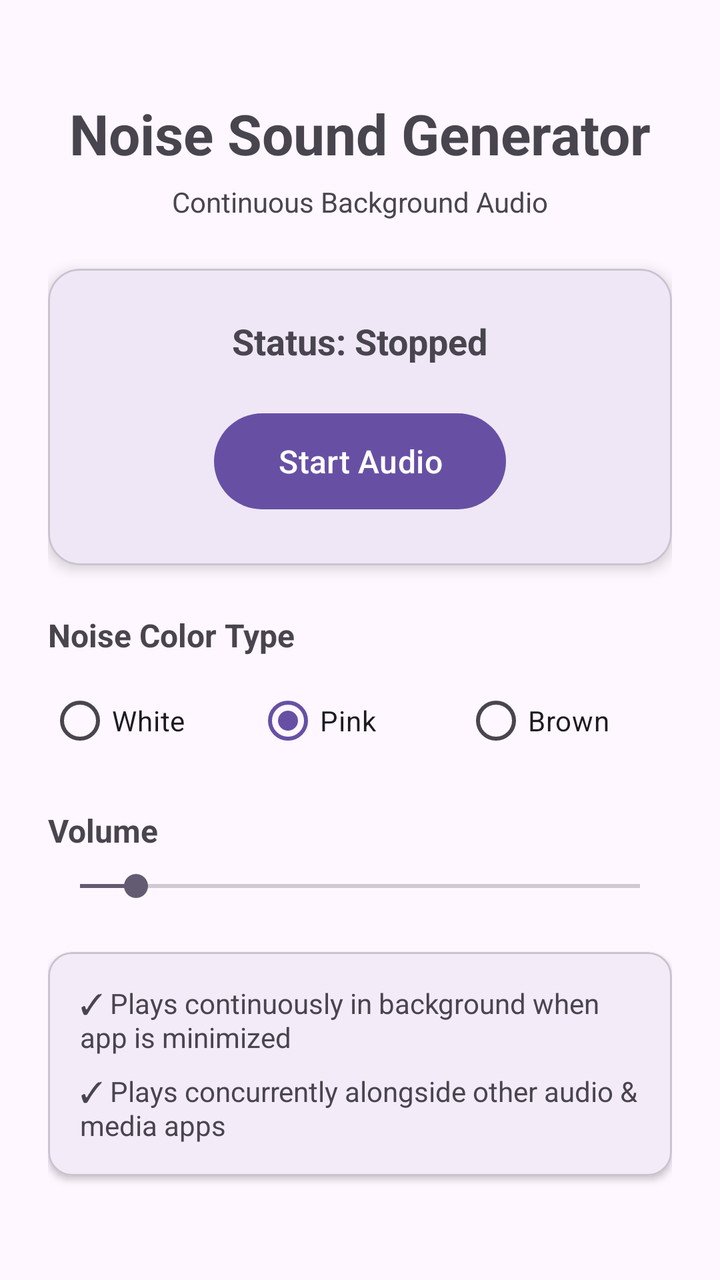
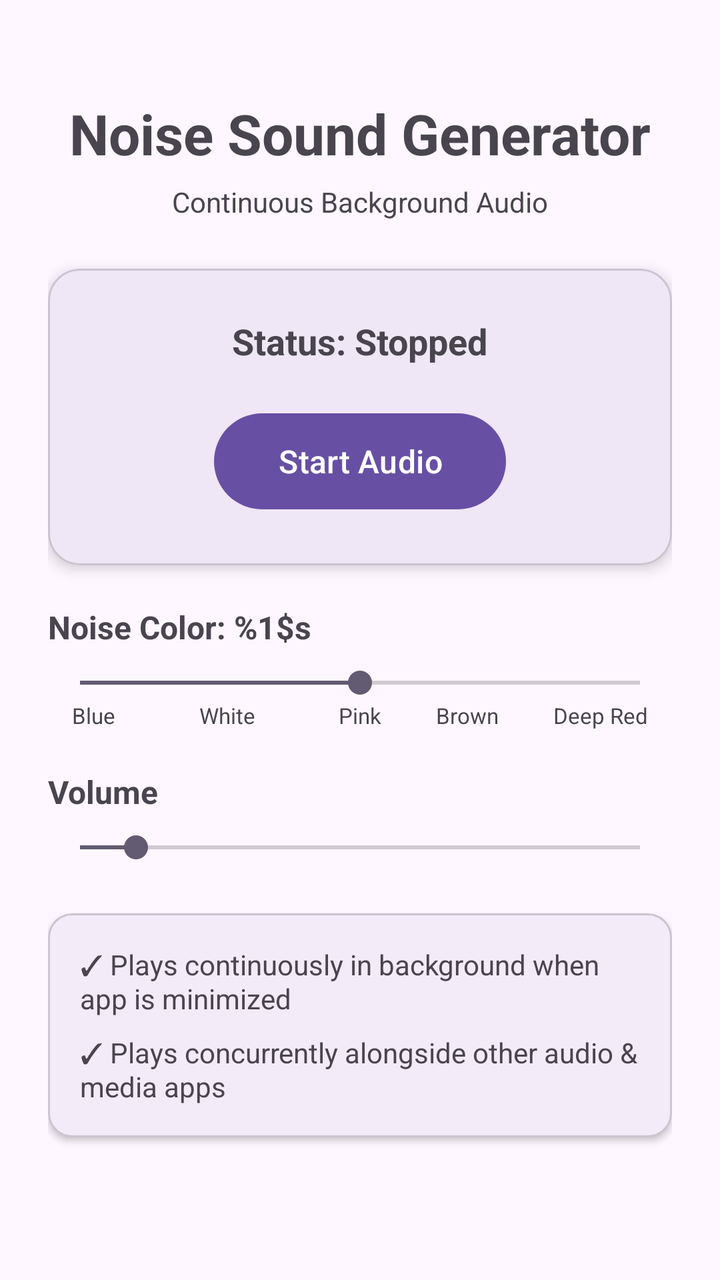

Screens rendered from an Android XML layout before and after an edit, with the pre-edit source and the edit as a unified diff.
<!-- AndroidManifest.xml: application theme Theme.WhiteNoise -->
<!-- res/layout/activity_main.xml -->
<?xml version="1.0" encoding="utf-8"?>
<androidx.constraintlayout.widget.ConstraintLayout xmlns:android="http://schemas.android.com/apk/res/android"
    xmlns:app="http://schemas.android.com/apk/res-auto"
    xmlns:tools="http://schemas.android.com/tools"
    android:id="@+id/main"
    android:layout_width="match_parent"
    android:layout_height="match_parent"
    android:padding="24dp"
    tools:context=".MainActivity">

    <TextView
        android:id="@+id/titleText"
        android:layout_width="wrap_content"
        android:layout_height="wrap_content"
        android:layout_marginTop="24dp"
        android:text="@string/title_white_noise"
        android:textSize="28sp"
        android:textStyle="bold"
        app:layout_constraintEnd_toEndOf="parent"
        app:layout_constraintStart_toStartOf="parent"
        app:layout_constraintTop_toTopOf="parent" />

    <TextView
        android:id="@+id/subtitleText"
        android:layout_width="wrap_content"
        android:layout_height="wrap_content"
        android:layout_marginTop="6dp"
        android:text="@string/subtitle_white_noise"
        android:textColor="?android:attr/textColorSecondary"
        android:textSize="14sp"
        app:layout_constraintEnd_toEndOf="parent"
        app:layout_constraintStart_toStartOf="parent"
        app:layout_constraintTop_toBottomOf="@id/titleText" />

    <com.google.android.material.card.MaterialCardView
        android:id="@+id/statusCard"
        android:layout_width="0dp"
        android:layout_height="wrap_content"
        android:layout_marginTop="24dp"
        app:cardCornerRadius="16dp"
        app:cardElevation="4dp"
        app:layout_constraintEnd_toEndOf="parent"
        app:layout_constraintStart_toStartOf="parent"
        app:layout_constraintTop_toBottomOf="@id/subtitleText">

        <LinearLayout
            android:layout_width="match_parent"
            android:layout_height="wrap_content"
            android:gravity="center"
            android:orientation="vertical"
            android:padding="24dp">

            <TextView
                android:id="@+id/statusText"
                android:layout_width="wrap_content"
                android:layout_height="wrap_content"
                android:text="@string/status_stopped"
                android:textSize="18sp"
                android:textStyle="bold" />

            <com.google.android.material.button.MaterialButton
                android:id="@+id/playToggleButton"
                android:layout_width="wrap_content"
                android:layout_height="56dp"
                android:layout_marginTop="20dp"
                android:paddingStart="32dp"
                android:paddingEnd="32dp"
                android:text="@string/action_start"
                android:textSize="16sp"
                app:cornerRadius="28dp" />
        </LinearLayout>
    </com.google.android.material.card.MaterialCardView>

    <TextView
        android:id="@+id/noiseTypeLabel"
        android:layout_width="wrap_content"
        android:layout_height="wrap_content"
        android:layout_marginTop="24dp"
        android:text="@string/label_noise_type"
        android:textSize="16sp"
        android:textStyle="bold"
        app:layout_constraintStart_toStartOf="parent"
        app:layout_constraintTop_toBottomOf="@id/statusCard" />

    <RadioGroup
        android:id="@+id/noiseTypeRadioGroup"
        android:layout_width="0dp"
        android:layout_height="wrap_content"
        android:layout_marginTop="8dp"
        android:orientation="horizontal"
        app:layout_constraintEnd_toEndOf="parent"
        app:layout_constraintStart_toStartOf="parent"
        app:layout_constraintTop_toBottomOf="@id/noiseTypeLabel">

        <RadioButton
            android:id="@+id/radioWhite"
            android:layout_width="0dp"
            android:layout_height="wrap_content"
            android:layout_weight="1"
            android:text="@string/noise_type_white" />

        <RadioButton
            android:id="@+id/radioPink"
            android:layout_width="0dp"
            android:layout_height="wrap_content"
            android:layout_weight="1"
            android:checked="true"
            android:text="@string/noise_type_pink" />

        <RadioButton
            android:id="@+id/radioBrown"
            android:layout_width="0dp"
            android:layout_height="wrap_content"
            android:layout_weight="1"
            android:text="@string/noise_type_brown" />
    </RadioGroup>

    <TextView
        android:id="@+id/volumeLabel"
        android:layout_width="wrap_content"
        android:layout_height="wrap_content"
        android:layout_marginTop="20dp"
        android:text="@string/label_volume"
        android:textSize="16sp"
        android:textStyle="bold"
        app:layout_constraintStart_toStartOf="parent"
        app:layout_constraintTop_toBottomOf="@id/noiseTypeRadioGroup" />

    <SeekBar
        android:id="@+id/volumeSeekBar"
        android:layout_width="0dp"
        android:layout_height="wrap_content"
        android:layout_marginTop="8dp"
        android:max="100"
        android:progress="10"
        app:layout_constraintEnd_toEndOf="parent"
        app:layout_constraintStart_toStartOf="parent"
        app:layout_constraintTop_toBottomOf="@id/volumeLabel" />

    <com.google.android.material.card.MaterialCardView
        android:id="@+id/infoCard"
        android:layout_width="0dp"
        android:layout_height="wrap_content"
        android:layout_marginTop="24dp"
        app:cardCornerRadius="12dp"
        app:cardElevation="2dp"
        app:layout_constraintEnd_toEndOf="parent"
        app:layout_constraintStart_toStartOf="parent"
        app:layout_constraintTop_toBottomOf="@id/volumeSeekBar">

        <LinearLayout
            android:layout_width="match_parent"
            android:layout_height="wrap_content"
            android:orientation="vertical"
            android:padding="16dp">

            <TextView
                android:layout_width="wrap_content"
                android:layout_height="wrap_content"
                android:text="@string/info_background_play"
                android:textSize="14sp" />

            <TextView
                android:layout_width="wrap_content"
                android:layout_height="wrap_content"
                android:layout_marginTop="8dp"
                android:text="@string/info_concurrent_play"
                android:textSize="14sp" />
        </LinearLayout>
    </com.google.android.material.card.MaterialCardView>

</androidx.constraintlayout.widget.ConstraintLayout>
<!-- resources referenced by this layout -->
<resources>
  <string name="action_start">Start Audio</string>
  <string name="info_background_play">✓ Plays continuously in background when app is minimized</string>
  <string name="info_concurrent_play">✓ Plays concurrently alongside other audio &amp; media apps</string>
  <string name="label_noise_type">Noise Color Type</string>
  <string name="label_volume">Volume</string>
  <string name="noise_type_brown">Brown</string>
  <string name="noise_type_pink">Pink</string>
  <string name="noise_type_white">White</string>
  <string name="status_stopped">Status: Stopped</string>
  <string name="subtitle_white_noise">Continuous Background Audio</string>
  <string name="title_white_noise">Noise Sound Generator</string>
  <style name="Theme.WhiteNoise" parent="Base.Theme.WhiteNoise" />
  <style name="Base.Theme.WhiteNoise" parent="Theme.Material3.DayNight.NoActionBar">
          
          
      </style>
</resources>

<!-- the commit's change to res/layout/activity_main.xml (unified diff, before → after) -->
@@ -72,48 +72,90 @@
     </com.google.android.material.card.MaterialCardView>
 
     <TextView
-        android:id="@+id/noiseTypeLabel"
-        android:layout_width="wrap_content"
-        android:layout_height="wrap_content"
-        android:layout_marginTop="24dp"
-        android:text="@string/label_noise_type"
+        android:id="@+id/noiseColorLabel"
+        android:layout_width="wrap_content"
+        android:layout_height="wrap_content"
+        android:layout_marginTop="20dp"
+        android:text="@string/label_noise_color_format"
         android:textSize="16sp"
         android:textStyle="bold"
         app:layout_constraintStart_toStartOf="parent"
         app:layout_constraintTop_toBottomOf="@id/statusCard" />
 
-    <RadioGroup
-        android:id="@+id/noiseTypeRadioGroup"
+    <SeekBar
+        android:id="@+id/noiseColorSeekBar"
         android:layout_width="0dp"
         android:layout_height="wrap_content"
         android:layout_marginTop="8dp"
-        android:orientation="horizontal"
-        app:layout_constraintEnd_toEndOf="parent"
-        app:layout_constraintStart_toStartOf="parent"
-        app:layout_constraintTop_toBottomOf="@id/noiseTypeLabel">
-
-        <RadioButton
-            android:id="@+id/radioWhite"
-            android:layout_width="0dp"
-            android:layout_height="wrap_content"
-            android:layout_weight="1"
-            android:text="@string/noise_type_white" />
-
-        <RadioButton
-            android:id="@+id/radioPink"
-            android:layout_width="0dp"
-            android:layout_height="wrap_content"
-            android:layout_weight="1"
-            android:checked="true"
-            android:text="@string/noise_type_pink" />
-
-        <RadioButton
-            android:id="@+id/radioBrown"
-            android:layout_width="0dp"
-            android:layout_height="wrap_content"
-            android:layout_weight="1"
-            android:text="@string/noise_type_brown" />
-    </RadioGroup>
+        android:max="100"
+        android:progress="50"
+        app:layout_constraintEnd_toEndOf="parent"
+        app:layout_constraintStart_toStartOf="parent"
+        app:layout_constraintTop_toBottomOf="@id/noiseColorLabel" />
+
+    <androidx.constraintlayout.widget.ConstraintLayout
+        android:id="@+id/noiseColorLabelsLayout"
+        android:layout_width="0dp"
+        android:layout_height="wrap_content"
+        android:layout_marginStart="12dp"
+        android:layout_marginEnd="12dp"
+        app:layout_constraintEnd_toEndOf="parent"
+        app:layout_constraintStart_toStartOf="parent"
+        app:layout_constraintTop_toBottomOf="@id/noiseColorSeekBar">
+
+        <TextView
+            android:id="@+id/labelBlue"
+            android:layout_width="wrap_content"
+            android:layout_height="wrap_content"
+            android:text="@string/noise_type_blue"
+            android:textColor="?android:attr/textColorSecondary"
+            android:textSize="11sp"
+            app:layout_constraintStart_toStartOf="parent"
+            app:layout_constraintTop_toTopOf="parent" />
+
+        <TextView
+            android:id="@+id/labelWhite"
+            android:layout_width="wrap_content"
+            android:layout_height="wrap_content"
+            android:text="@string/noise_type_white"
+            android:textColor="?android:attr/textColorSecondary"
+            android:textSize="11sp"
+            app:layout_constraintEnd_toStartOf="@id/labelPink"
+            app:layout_constraintStart_toEndOf="@id/labelBlue"
+            app:layout_constraintTop_toTopOf="parent" />
+
+        <TextView
+            android:id="@+id/labelPink"
+            android:layout_width="wrap_content"
+            android:layout_height="wrap_content"
+            android:text="@string/noise_type_pink"
+            android:textColor="?android:attr/textColorSecondary"
+            android:textSize="11sp"
+            app:layout_constraintEnd_toEndOf="parent"
+            app:layout_constraintStart_toStartOf="parent"
+            app:layout_constraintTop_toTopOf="parent" />
+
+        <TextView
+            android:id="@+id/labelBrown"
+            android:layout_width="wrap_content"
+            android:layout_height="wrap_content"
+            android:text="@string/noise_type_brown"
+            android:textColor="?android:attr/textColorSecondary"
+            android:textSize="11sp"
+            app:layout_constraintEnd_toStartOf="@id/labelDeepRed"
+            app:layout_constraintStart_toEndOf="@id/labelPink"
+            app:layout_constraintTop_toTopOf="parent" />
+
+        <TextView
+            android:id="@+id/labelDeepRed"
+            android:layout_width="wrap_content"
+            android:layout_height="wrap_content"
+            android:text="@string/noise_type_deep_red"
+            android:textColor="?android:attr/textColorSecondary"
+            android:textSize="11sp"
+            app:layout_constraintEnd_toEndOf="parent"
+            app:layout_constraintTop_toTopOf="parent" />
+    </androidx.constraintlayout.widget.ConstraintLayout>
 
     <TextView
         android:id="@+id/volumeLabel"
@@ -124,7 +166,7 @@
         android:textSize="16sp"
         android:textStyle="bold"
         app:layout_constraintStart_toStartOf="parent"
-        app:layout_constraintTop_toBottomOf="@id/noiseTypeRadioGroup" />
+        app:layout_constraintTop_toBottomOf="@id/noiseColorLabelsLayout" />
 
     <SeekBar
         android:id="@+id/volumeSeekBar"
<!-- resource entries referenced after the edit -->
@@ -3,9 +3,11 @@
   <string name="action_start">Start Audio</string>
   <string name="info_background_play">✓ Plays continuously in background when app is minimized</string>
   <string name="info_concurrent_play">✓ Plays concurrently alongside other audio &amp; media apps</string>
-  <string name="label_noise_type">Noise Color Type</string>
+  <string name="label_noise_color_format">Noise Color: %1$s</string>
   <string name="label_volume">Volume</string>
+  <string name="noise_type_blue">Blue</string>
   <string name="noise_type_brown">Brown</string>
+  <string name="noise_type_deep_red">Deep Red</string>
   <string name="noise_type_pink">Pink</string>
   <string name="noise_type_white">White</string>
   <string name="status_stopped">Status: Stopped</string>
